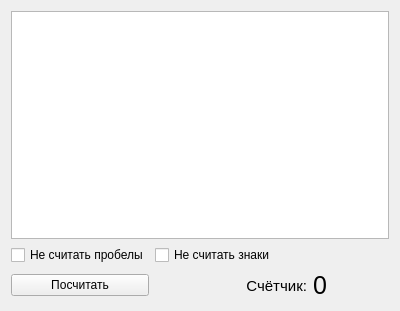
First picture: the form in MainWindow.ui, repository DionysusBenstein/Counter-Desktop, before the edit.
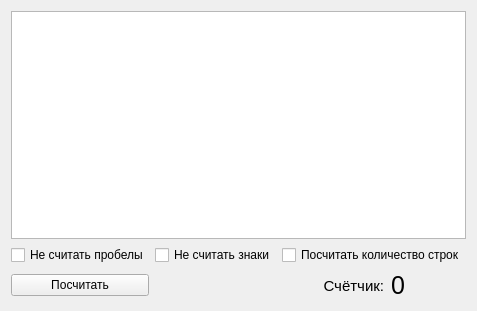
Second picture: the form after the edit. Icons and pictures are not drawn.

Patch:
```diff
--- a/MainWindow.ui
+++ b/MainWindow.ui
@@ -6,7 +6,7 @@
    <rect>
     <x>0</x>
     <y>0</y>
-    <width>400</width>
+    <width>446</width>
     <height>311</height>
    </rect>
   </property>
@@ -17,31 +17,19 @@
    <iconset resource="resources.qrc">
     <normaloff>:/img/icons/icon24.ico</normaloff>:/img/icons/icon24.ico</iconset>
   </property>
+  <property name="styleSheet">
+   <string notr="true"/>
+  </property>
   <widget class="QWidget" name="centralWidget">
    <layout class="QGridLayout" name="gridLayout">
-    <item row="2" column="1">
-     <widget class="QLabel" name="label_2">
-      <property name="styleSheet">
-       <string notr="true">QLabel {
-	font-size: 15px;
-}</string>
-      </property>
+    <item row="1" column="2" colspan="2">
+     <widget class="QCheckBox" name="checkLines">
       <property name="text">
-       <string>                      Счётчик:</string>
+       <string>Посчитать количество строк</string>
       </property>
      </widget>
     </item>
-    <item row="0" column="0" colspan="3">
-     <widget class="QTextEdit" name="textEdit"/>
-    </item>
-    <item row="2" column="0">
-     <widget class="QPushButton" name="pushButton">
-      <property name="text">
-       <string>Посчитать</string>
-      </property>
-     </widget>
-    </item>
-    <item row="2" column="2">
+    <item row="2" column="3">
      <widget class="QLabel" name="label">
       <property name="styleSheet">
        <string notr="true">QLabel {
@@ -53,6 +41,13 @@
       </property>
      </widget>
     </item>
+    <item row="2" column="0">
+     <widget class="QPushButton" name="pushButton">
+      <property name="text">
+       <string>Посчитать</string>
+      </property>
+     </widget>
+    </item>
     <item row="1" column="0">
      <widget class="QCheckBox" name="checkSpaces">
       <property name="text">
@@ -67,6 +62,21 @@
       </property>
      </widget>
     </item>
+    <item row="2" column="2">
+     <widget class="QLabel" name="label_2">
+      <property name="styleSheet">
+       <string notr="true">QLabel {
+	font-size: 15px;
+}</string>
+      </property>
+      <property name="text">
+       <string>          Счётчик:</string>
+      </property>
+     </widget>
+    </item>
+    <item row="0" column="0" colspan="4">
+     <widget class="QPlainTextEdit" name="plainTextEdit"/>
+    </item>
    </layout>
   </widget>
  </widget>
```
